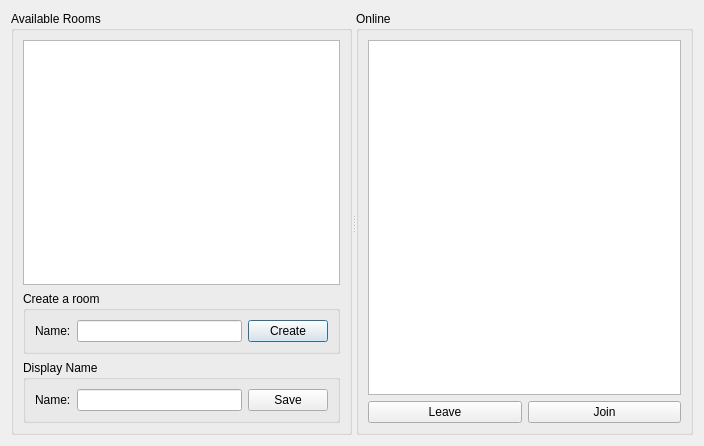
This is src/rooms.ui in Hugo-NF/TR1-Chat as Qt 5 draws it before an edit. The edited form follows.
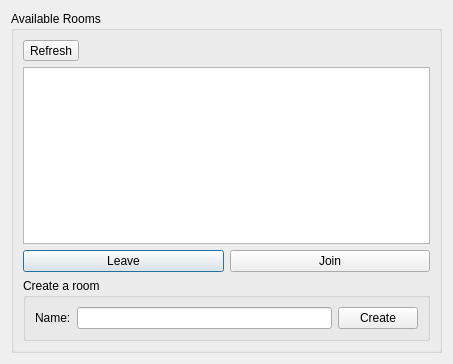
This is the edited form.

Commit message: First version of client with GUI

Patch:
```diff
--- a/src/rooms.ui
+++ b/src/rooms.ui
@@ -6,8 +6,8 @@
    <rect>
     <x>0</x>
     <y>0</y>
-    <width>704</width>
-    <height>446</height>
+    <width>453</width>
+    <height>364</height>
    </rect>
   </property>
   <property name="windowTitle">
@@ -24,9 +24,34 @@
        <string>Available Rooms</string>
       </property>
       <layout class="QVBoxLayout" name="verticalLayout">
+       <item>
+        <widget class="QToolButton" name="refreshButton">
+         <property name="text">
+          <string>Refresh</string>
+         </property>
+        </widget>
+       </item>
        <item>
         <widget class="QListWidget" name="roomsList"/>
        </item>
+       <item>
+        <layout class="QHBoxLayout" name="buttonsRoomLayout">
+         <item>
+          <widget class="QPushButton" name="leaveButton">
+           <property name="text">
+            <string>Leave</string>
+           </property>
+          </widget>
+         </item>
+         <item>
+          <widget class="QPushButton" name="joinButton">
+           <property name="text">
+            <string>Join</string>
+           </property>
+          </widget>
+         </item>
+        </layout>
+       </item>
        <item>
         <widget class="QGroupBox" name="roomCreateFrame">
          <property name="title">
@@ -56,60 +81,6 @@
           </item>
          </layout>
         </widget>
-       </item>
-       <item>
-        <widget class="QGroupBox" name="displayNameFrame">
-         <property name="title">
-          <string>Display Name</string>
-         </property>
-         <layout class="QHBoxLayout" name="horizontalLayout">
-          <item>
-           <widget class="QLabel" name="displayNameLabel">
-            <property name="text">
-             <string>Name:</string>
-            </property>
-           </widget>
-          </item>
-          <item>
-           <widget class="QLineEdit" name="displayNameEdit"/>
-          </item>
-          <item>
-           <widget class="QPushButton" name="saveButton">
-            <property name="text">
-             <string>Save</string>
-            </property>
-           </widget>
-          </item>
-         </layout>
-        </widget>
-       </item>
-      </layout>
-     </widget>
-     <widget class="QGroupBox" name="onlineFrame">
-      <property name="title">
-       <string>Online</string>
-      </property>
-      <layout class="QVBoxLayout" name="verticalLayout_2">
-       <item>
-        <widget class="QListWidget" name="onlineList"/>
-       </item>
-       <item>
-        <layout class="QHBoxLayout" name="buttonsRoomLayout">
-         <item>
-          <widget class="QPushButton" name="leaveButton">
-           <property name="text">
-            <string>Leave</string>
-           </property>
-          </widget>
-         </item>
-         <item>
-          <widget class="QPushButton" name="joinButton">
-           <property name="text">
-            <string>Join</string>
-           </property>
-          </widget>
-         </item>
-        </layout>
        </item>
       </layout>
      </widget>
```
The commit also changes 6 other files.
